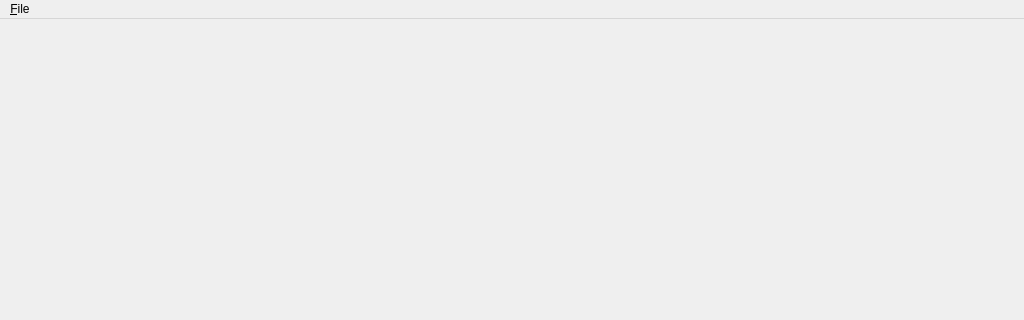
First picture: the form in apps/image_processing/main_window.ui, repository mbuster8/Image_processing, before the edit; both pictures show x 0 to 1024 and y 0 to 320 of the 1024 by 720 pixel window.
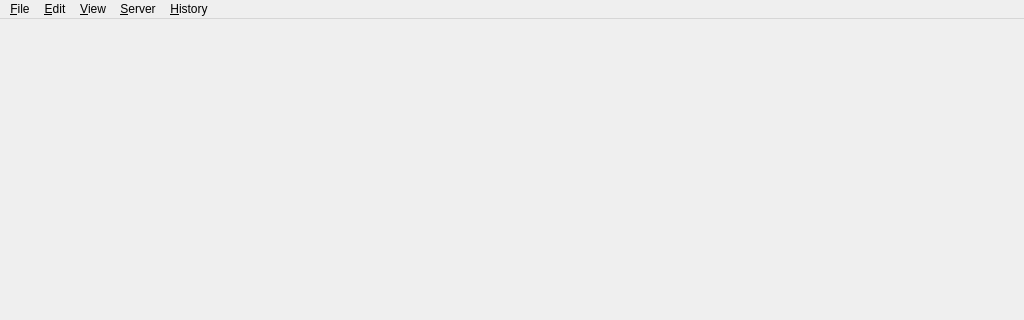
Second picture: the form after the edit. Icons and pictures are not drawn.

Commit message: feat(viewer): sidebar, image actions, server controls and activity log

Patch:
```diff
--- a/apps/image_processing/main_window.ui
+++ b/apps/image_processing/main_window.ui
@@ -23,7 +23,44 @@
     <addaction name="separator"/>
     <addaction name="actionQuit"/>
    </widget>
+   <widget class="QMenu" name="menuEdit">
+    <property name="title">
+     <string>&amp;Edit</string>
+    </property>
+    <addaction name="actionUndoDelete"/>
+    <addaction name="separator"/>
+    <addaction name="actionRename"/>
+    <addaction name="actionDuplicate"/>
+    <addaction name="actionCopyImage"/>
+    <addaction name="actionDelete"/>
+    <addaction name="separator"/>
+    <addaction name="actionFind"/>
+   </widget>
+   <widget class="QMenu" name="menuView">
+    <property name="title">
+     <string>&amp;View</string>
+    </property>
+   </widget>
+   <widget class="QMenu" name="menuHistory">
+    <property name="title">
+     <string>&amp;History</string>
+    </property>
+    <addaction name="actionKeepImages"/>
+    <addaction name="separator"/>
+    <addaction name="actionClearHistory"/>
+   </widget>
+   <widget class="QMenu" name="menuServer">
+    <property name="title">
+     <string>&amp;Server</string>
+    </property>
+    <addaction name="actionPauseServer"/>
+    <addaction name="actionStopServer"/>
+   </widget>
    <addaction name="menuFile"/>
+   <addaction name="menuEdit"/>
+   <addaction name="menuView"/>
+   <addaction name="menuServer"/>
+   <addaction name="menuHistory"/>
   </widget>
   <widget class="QStatusBar" name="statusBar"/>
   <action name="actionOpen">
```
Left out of the diff: 76 changed lines with no effect on the pictures. The commit also changes 24 other files.
